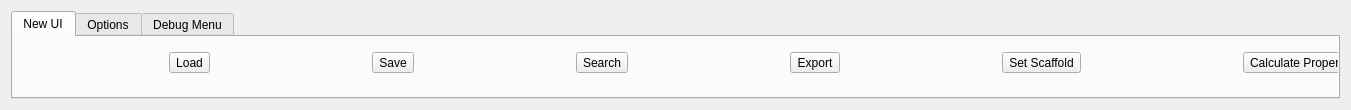
Before: the Qt Designer form AdenitaCoreSE/form/SEAdenitaCoreSEAppGUI.ui in edellano/Adenita-SAMSON-Edition, drawn with Qt 5.
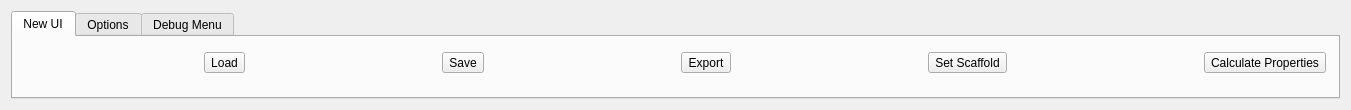
After: the same form once the commit is applied.

Commit message: added merge icon. remove search from ui.

```diff
--- a/AdenitaCoreSE/form/SEAdenitaCoreSEAppGUI.ui
+++ b/AdenitaCoreSE/form/SEAdenitaCoreSEAppGUI.ui
@@ -85,25 +85,6 @@
             </property>
            </widget>
           </item>
-          <item>
-           <widget class="QToolButton" name="btnSearch">
-            <property name="text">
-             <string>Search</string>
-            </property>
-            <property name="iconSize">
-             <size>
-              <width>20</width>
-              <height>20</height>
-             </size>
-            </property>
-            <property name="shortcut">
-             <string>Ctrl+F</string>
-            </property>
-            <property name="toolButtonStyle">
-             <enum>Qt::ToolButtonTextUnderIcon</enum>
-            </property>
-           </widget>
-          </item>
           <item>
            <widget class="QToolButton" name="btnExport">
             <property name="text">
```
The commit also changes 3 other files.
